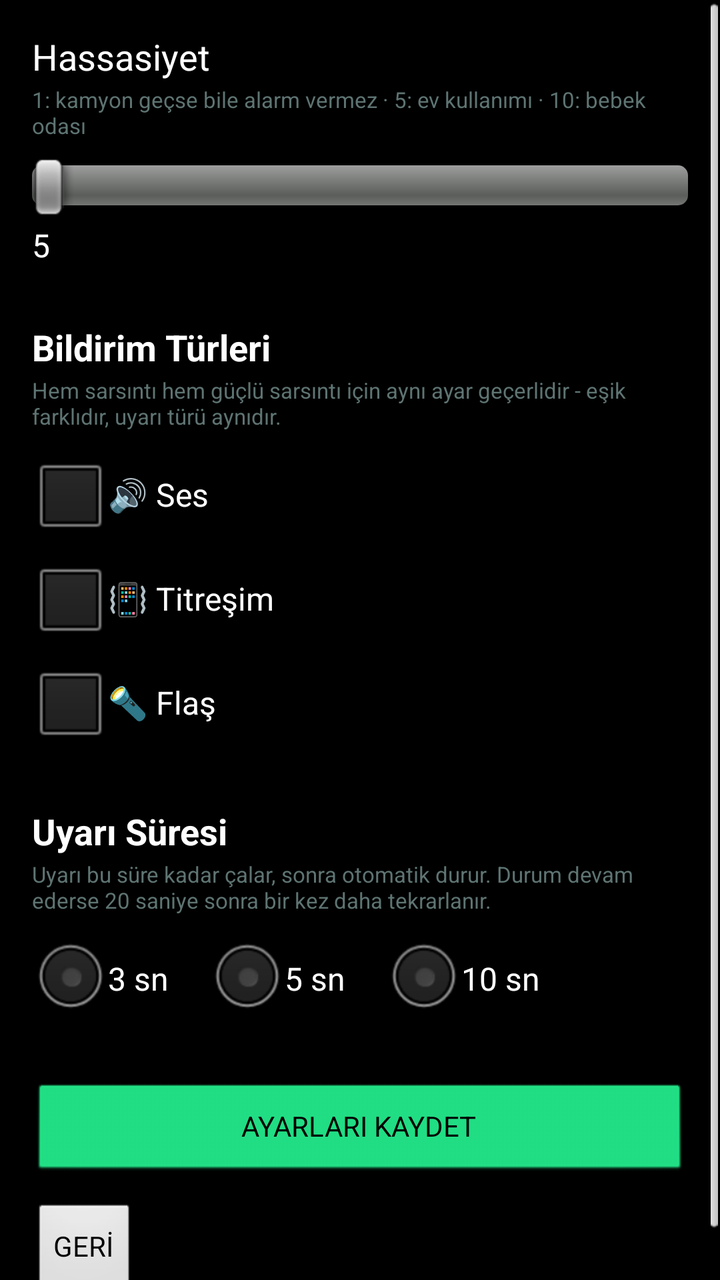
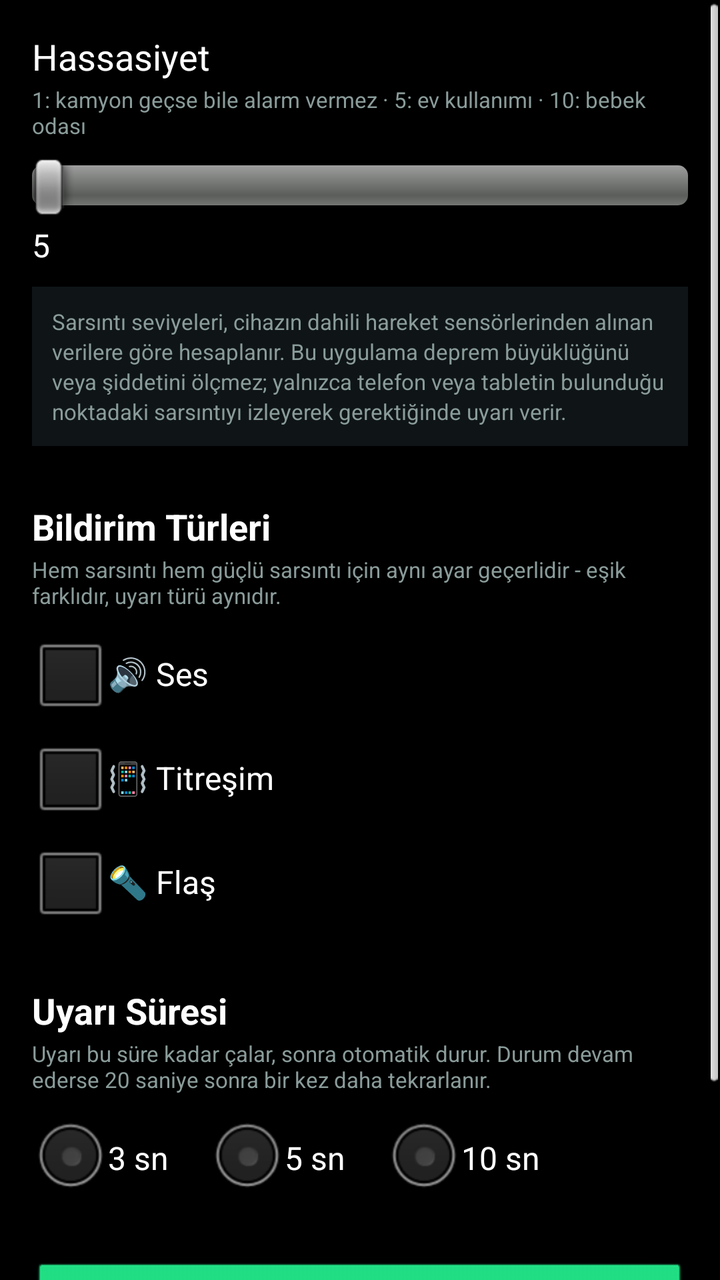

Before-and-after screenshots of an Android layout around one commit, followed by the original layout XML and the change that was made.
<!-- AndroidManifest.xml: application theme android:Theme.Black.NoTitleBar -->
<!-- res/layout/activity_settings.xml -->
<?xml version="1.0" encoding="utf-8"?>
<ScrollView xmlns:android="http://schemas.android.com/apk/res/android"
    android:layout_width="match_parent"
    android:layout_height="match_parent"
    android:background="#05070707">

    <LinearLayout
        android:layout_width="match_parent"
        android:layout_height="wrap_content"
        android:orientation="vertical"
        android:padding="16dp">

        <TextView
            android:layout_width="wrap_content"
            android:layout_height="wrap_content"
            android:text="Hassasiyet"
            android:textColor="#FFFFFF"
            android:textSize="18sp"/>

        <TextView
            android:layout_width="wrap_content"
            android:layout_height="wrap_content"
            android:text="1: kamyon geçse bile alarm vermez · 5: ev kullanımı · 10: bebek odası"
            android:textColor="#5E7472"
            android:textSize="11sp"
            android:layout_marginTop="2dp"/>

        <SeekBar
            android:id="@+id/seekSensitivity"
            android:layout_width="match_parent"
            android:layout_height="wrap_content"
            android:layout_marginTop="8dp"/>

        <TextView
            android:id="@+id/tvSensitivityValue"
            android:layout_width="wrap_content"
            android:layout_height="wrap_content"
            android:text="5"
            android:textColor="#FFFFFF"
            android:textSize="16sp"
            android:layout_marginTop="4dp"/>

        <TextView
            android:layout_width="wrap_content"
            android:layout_height="wrap_content"
            android:text="Bildirim Türleri"
            android:textColor="#FFFFFF"
            android:textSize="18sp"
            android:textStyle="bold"
            android:layout_marginTop="28dp"/>

        <TextView
            android:layout_width="wrap_content"
            android:layout_height="wrap_content"
            android:text="Hem sarsıntı hem güçlü sarsıntı için aynı ayar geçerlidir - eşik farklıdır, uyarı türü aynıdır."
            android:textColor="#5E7472"
            android:textSize="11sp"
            android:layout_marginTop="2dp"/>

        <CheckBox
            android:id="@+id/cbSound"
            android:layout_width="wrap_content"
            android:layout_height="wrap_content"
            android:text="🔊 Ses"
            android:textColor="#FFFFFF"
            android:layout_marginTop="8dp"/>

        <CheckBox
            android:id="@+id/cbVib"
            android:layout_width="wrap_content"
            android:layout_height="wrap_content"
            android:text="📳 Titreşim"
            android:textColor="#FFFFFF"
            android:layout_marginTop="4dp"/>

        <CheckBox
            android:id="@+id/cbFlash"
            android:layout_width="wrap_content"
            android:layout_height="wrap_content"
            android:text="🔦 Flaş"
            android:textColor="#FFFFFF"
            android:layout_marginTop="4dp"/>

        <TextView
            android:layout_width="wrap_content"
            android:layout_height="wrap_content"
            android:text="Uyarı Süresi"
            android:textColor="#FFFFFF"
            android:textSize="18sp"
            android:textStyle="bold"
            android:layout_marginTop="28dp"/>

        <TextView
            android:layout_width="wrap_content"
            android:layout_height="wrap_content"
            android:text="Uyarı bu süre kadar çalar, sonra otomatik durur. Durum devam ederse 20 saniye sonra bir kez daha tekrarlanır."
            android:textColor="#5E7472"
            android:textSize="11sp"
            android:layout_marginTop="2dp"/>

        <RadioGroup
            android:id="@+id/durationGroup"
            android:layout_width="wrap_content"
            android:layout_height="wrap_content"
            android:orientation="horizontal"
            android:layout_marginTop="8dp">

            <RadioButton
                android:id="@+id/dur3"
                android:layout_width="wrap_content"
                android:layout_height="wrap_content"
                android:text="3 sn"
                android:textColor="#FFFFFF"
                android:layout_marginEnd="20dp"/>

            <RadioButton
                android:id="@+id/dur5"
                android:layout_width="wrap_content"
                android:layout_height="wrap_content"
                android:text="5 sn"
                android:textColor="#FFFFFF"
                android:layout_marginEnd="20dp"/>

            <RadioButton
                android:id="@+id/dur10"
                android:layout_width="wrap_content"
                android:layout_height="wrap_content"
                android:text="10 sn"
                android:textColor="#FFFFFF"/>

        </RadioGroup>

        <Button
            android:id="@+id/btnSave"
            android:layout_width="match_parent"
            android:layout_height="wrap_content"
            android:text="AYARLARI KAYDET"
            android:backgroundTint="#22E88A"
            android:textColor="#000000"
            android:layout_marginTop="28dp"/>

        <Button
            android:id="@+id/btnBack"
            android:layout_width="wrap_content"
            android:layout_height="wrap_content"
            android:text="GERİ"
            android:layout_marginTop="12dp"/>

    </LinearLayout>
</ScrollView>
<!-- resources referenced by this layout -->
<resources>

</resources>

<!-- the commit's change to res/layout/activity_settings.xml (unified diff, before → after) -->
@@ -21,7 +21,7 @@
             android:layout_width="wrap_content"
             android:layout_height="wrap_content"
             android:text="1: kamyon geçse bile alarm vermez · 5: ev kullanımı · 10: bebek odası"
-            android:textColor="#5E7472"
+            android:textColor="#8A9C9A"
             android:textSize="11sp"
             android:layout_marginTop="2dp"/>
 
@@ -43,6 +43,17 @@
         <TextView
             android:layout_width="wrap_content"
             android:layout_height="wrap_content"
+            android:layout_marginTop="10dp"
+            android:padding="10dp"
+            android:background="#0F1517"
+            android:text="Sarsıntı seviyeleri, cihazın dahili hareket sensörlerinden alınan verilere göre hesaplanır. Bu uygulama deprem büyüklüğünü veya şiddetini ölçmez; yalnızca telefon veya tabletin bulunduğu noktadaki sarsıntıyı izleyerek gerektiğinde uyarı verir."
+            android:textColor="#8A9C9A"
+            android:textSize="11sp"
+            android:lineSpacingExtra="2dp"/>
+
+        <TextView
+            android:layout_width="wrap_content"
+            android:layout_height="wrap_content"
             android:text="Bildirim Türleri"
             android:textColor="#FFFFFF"
             android:textSize="18sp"
@@ -53,7 +64,7 @@
             android:layout_width="wrap_content"
             android:layout_height="wrap_content"
             android:text="Hem sarsıntı hem güçlü sarsıntı için aynı ayar geçerlidir - eşik farklıdır, uyarı türü aynıdır."
-            android:textColor="#5E7472"
+            android:textColor="#8A9C9A"
             android:textSize="11sp"
             android:layout_marginTop="2dp"/>
 
@@ -94,7 +105,7 @@
             android:layout_width="wrap_content"
             android:layout_height="wrap_content"
             android:text="Uyarı bu süre kadar çalar, sonra otomatik durur. Durum devam ederse 20 saniye sonra bir kez daha tekrarlanır."
-            android:textColor="#5E7472"
+            android:textColor="#8A9C9A"
             android:textSize="11sp"
             android:layout_marginTop="2dp"/>
 
@@ -144,6 +155,8 @@
             android:layout_width="wrap_content"
             android:layout_height="wrap_content"
             android:text="GERİ"
+            android:backgroundTint="#0F1517"
+            android:textColor="#FFFFFF"
             android:layout_marginTop="12dp"/>
 
     </LinearLayout>
